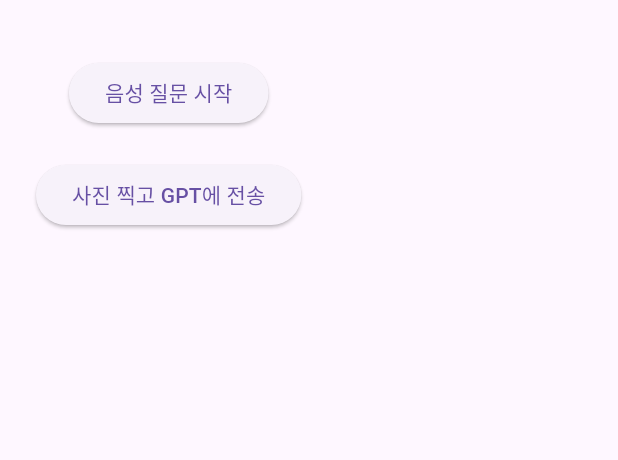
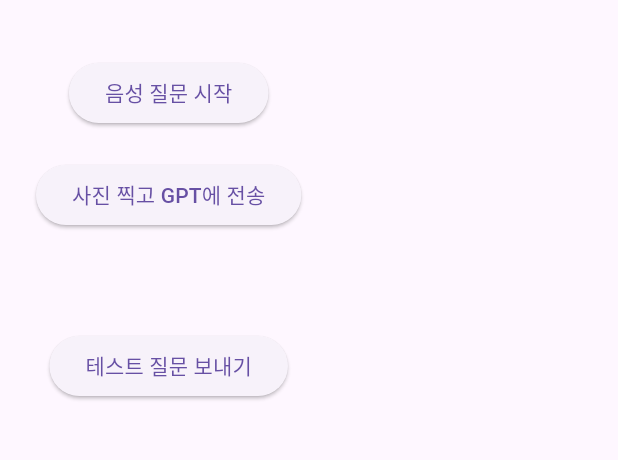
Before and after one commit to smilechild7/visible, a Flutter app: the screen it shows after launch, after a tap on "사진 찍고 GPT에 전송", on a phone screen of 412 x 824 dp, the part 63-523 px from its top. Run offline on Flutter 3.47's test engine with Material 3 defaults, Android fonts, the phone set to English and light mode, and no system bars; our stand-ins replace flutter_tts, image_picker, speech_to_text.

Commit message:
테스트 성공

```diff
--- a/visible/lib/screens/home_screen.dart
+++ b/visible/lib/screens/home_screen.dart
@@ -1,3 +1,5 @@
+import 'dart:typed_data';
+import 'package:flutter/services.dart' show rootBundle;
 import 'dart:convert';
 import 'dart:io';
 import 'package:flutter/material.dart';
@@ -47,25 +49,82 @@ class _HomeScreenState extends State<HomeScreen> {
   }
 
   Future<void> _pickImageAndSend() async {
-    final pickedFile = await picker.pickImage(source: ImageSource.camera);
-    if (pickedFile != null && question.isNotEmpty) {
+    try {
+      final pickedFile = await picker.pickImage(source: ImageSource.camera);
+      if (pickedFile == null) {
+        print("이미지를 선택하지 않았습니다.");
+        return;
+      }
+
+      if (question.isEmpty) {
+        print("질문이 없습니다.");
+        await flutterTts.speak("먼저 질문을 말해주세요.");
+        return;
+      }
+
       final bytes = await pickedFile.readAsBytes();
       final base64Image = base64Encode(bytes);
 
-      final uri = Uri.parse('http://localhost:8000/analyze'); // ← 백엔드 주소
+      final uri = Uri.parse('http://192.0.0.2:8000/analyze'); // 실제 IP 주소 사용
+      print("서버에 요청 보냄...");
+
       final response = await http.post(
         uri,
         headers: {'Content-Type': 'application/json'},
         body: jsonEncode({'image_base64': base64Image, 'question': question}),
       );
 
+      print('응답 코드: ${response.statusCode}');
+      print('응답 본문: ${response.body}');
+
       if (response.statusCode == 200) {
-        final result = jsonDecode(response.body);
-        setState(() => responseText = result['summary']);
-        await flutterTts.speak(responseText);
+        final decodedBody = utf8.decode(response.bodyBytes);
+        final result = jsonDecode(decodedBody);
+        final summary = result['summary'] ?? '요약 응답이 없습니다.';
+        setState(() => responseText = summary);
+        await flutterTts.speak(summary);
       } else {
         await flutterTts.speak('서버에서 응답을 받지 못했어요.');
       }
+    } catch (e, stackTrace) {
+      print("예외 발생: $e");
+      print(stackTrace);
+      await flutterTts.speak("앱에서 오류가 발생했어요.");
+    }
+  }
+
+  Future<void> _sendTestQuestionWithImage() async {
+    try {
+      final bytes = await rootBundle.load('assets/test_image.png');
+      final base64Image = base64Encode(bytes.buffer.asUint8List());
+      final testQuestion = '이 상품의 정보를 알려줘';
+
+      final uri = Uri.parse('http://192.0.0.2:8000/analyze'); // 실제 IP 주소 사용
+
+      final response = await http.post(
+        uri,
+        headers: {'Content-Type': 'application/json'},
+        body: jsonEncode({
+          'image_base64': base64Image,
+          'question': testQuestion,
+        }),
+      );
+
+      print('응답 코드: ${response.statusCode}');
+      print('응답 본문: ${response.body}');
+
+      if (response.statusCode == 200) {
+        final decodedBody = utf8.decode(response.bodyBytes);
+        final result = jsonDecode(decodedBody);
+        final summary = result['summary'] ?? '요약 응답이 없습니다.';
+        setState(() => responseText = summary);
+        await flutterTts.speak(summary);
+      } else {
+        await flutterTts.speak('서버에서 응답을 받지 못했어요.');
+      }
+    } catch (e) {
+      print("예외 발생: $e");
+      await flutterTts.speak("앱에서 오류가 발생했어요.");
     }
   }
 
@@ -88,6 +147,11 @@ class _HomeScreenState extends State<HomeScreen> {
             ),
             const SizedBox(height: 20),
             Text(responseText, style: const TextStyle(fontSize: 18)),
+            const SizedBox(height: 20),
+            ElevatedButton(
+              onPressed: _sendTestQuestionWithImage,
+              child: const Text('테스트 질문 보내기'),
+            ),
           ],
         ),
       ),
--- a/visible/pubspec.yaml
+++ b/visible/pubspec.yaml
@@ -63,8 +63,8 @@ flutter:
   uses-material-design: true
 
   # To add assets to your application, add an assets section, like this:
-  # assets:
-  #   - images/a_dot_burr.jpeg
+  assets:
+     - assets/
   #   - images/a_dot_ham.jpeg
 
   # An image asset can refer to one or more resolution-specific "variants", see
```
Also changed, not shown: visible/assets/test_image.png (added), 6 other files.
